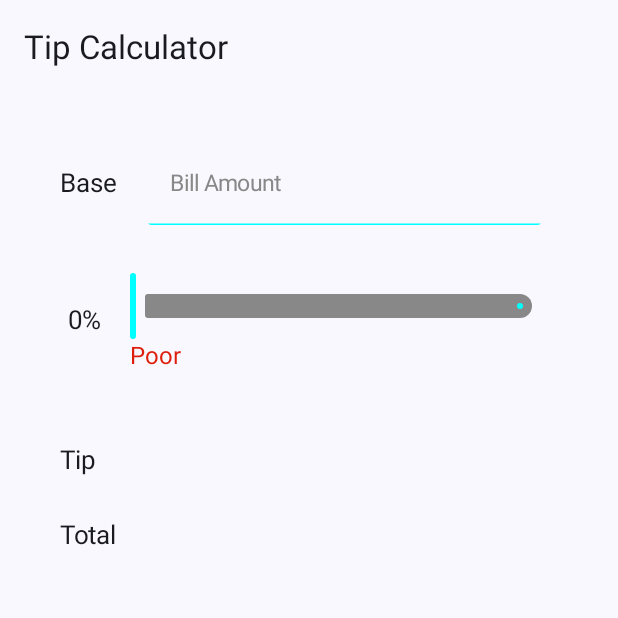
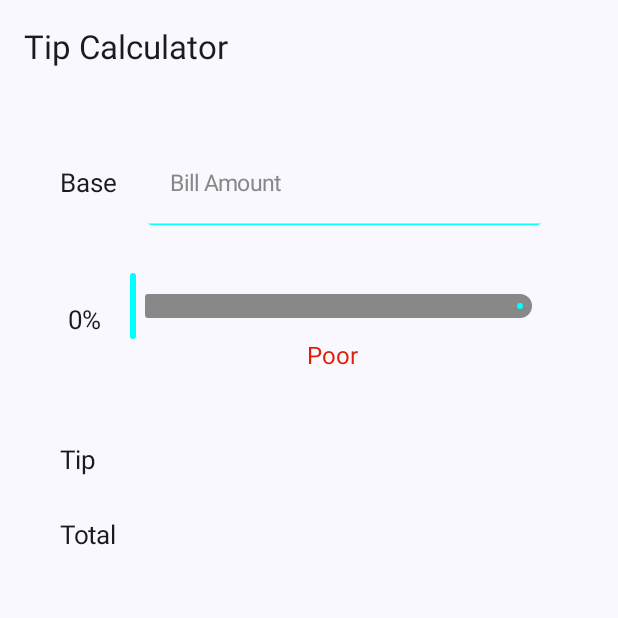
Before and after one commit to ChinmayMangela/Tipper, an Android app built with Jetpack Compose: the screen it shows after launch (MainActivity), on a phone screen of 412 x 824 dp, the top half of it. Run offline under Robolectric (Android 15) with nearby library versions, the phone set to English and light mode, and no system bars.

Commit message:
Centered TipDescription

```diff
--- a/app/src/main/java/com/example/tipper/MainActivity.kt
+++ b/app/src/main/java/com/example/tipper/MainActivity.kt
@@ -40,6 +40,7 @@ import androidx.compose.ui.graphics.Color
 import androidx.compose.ui.platform.LocalContext
 import androidx.compose.ui.text.TextStyle
 import androidx.compose.ui.text.input.KeyboardType
+import androidx.compose.ui.text.style.TextAlign
 import androidx.compose.ui.unit.dp
 import androidx.compose.ui.unit.sp
 import com.example.tipper.ui.theme.TipperTheme
@@ -172,13 +173,14 @@ fun BaseValueComponent(baseValue: String, onValueChange: (String) -> Unit) {
 @Composable
 fun SliderComponent(sliderPosition: Float, onValueChange: (Float) -> Unit) {
     Row(
-        verticalAlignment = Alignment.CenterVertically
+        verticalAlignment = Alignment.CenterVertically,
     ) {
         var tipDescription by remember { mutableStateOf(TipDescription.Poor) }
         var tipDescriptionColor by remember { mutableStateOf(Color(0xFFDC1E0B)) }
         TextComponent("${sliderPosition.toInt()}%")
         SpacerComponent()
         Column(
+            horizontalAlignment = Alignment.CenterHorizontally,
             verticalArrangement = Arrangement.Center
         ) {
             Slider(
@@ -201,7 +203,8 @@ fun SliderComponent(sliderPosition: Float, onValueChange: (Float) -> Unit) {
             Text(
                 tipDescription.toString(), style = TextStyle(
                     fontSize = 16.sp,
-                    color = tipDescriptionColor
+                    color = tipDescriptionColor,
+                    textAlign = TextAlign.Center
                 )
             )
         }
```
